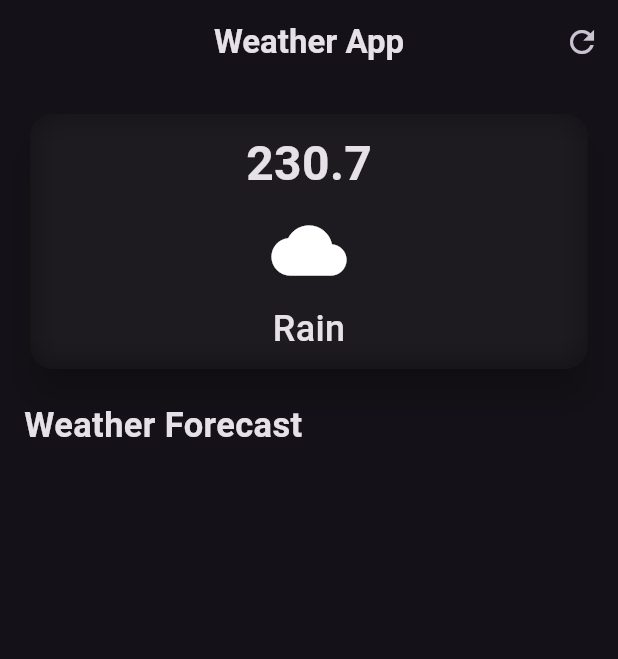
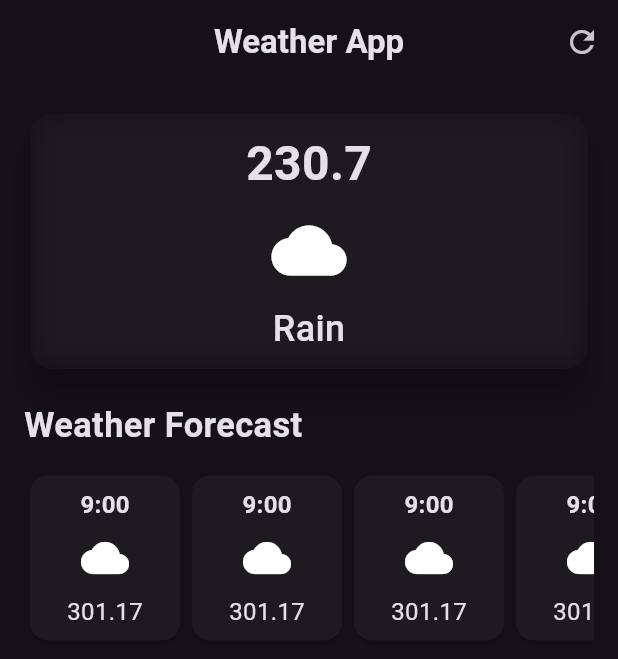
Before and after one commit to SUMANKC7/weather_application, a Flutter app: the screen it shows after launch, on a phone screen of 412 x 824 dp. Shown: the top 659 px of the screen. Run offline on Flutter 3.47's test engine with Material 3 defaults, Android fonts, the phone set to English and light mode, and no system bars.

Commit message:
Weather forecast Ui is made and now additional information is now being made

```diff
--- /dev/null
+++ b/lib/scrollable_weather_forecast.dart
@@ -0,0 +1,41 @@
+import 'package:flutter/material.dart';
+
+class WeatherForecast extends StatelessWidget {
+  const WeatherForecast({super.key});
+
+  @override
+  Widget build(BuildContext context) {
+    return SizedBox(
+
+      child: Card(
+
+
+        child:Container(
+          width: 100,
+          padding: const EdgeInsets.all(8.0),
+          decoration: BoxDecoration(
+            borderRadius: BorderRadius.circular(12),
+          ),
+          child:const  Column(
+            children: [
+              Text("9:00",style: TextStyle(
+                fontSize: 16,
+                fontWeight: FontWeight.bold
+              ),
+              ),
+              SizedBox(height: 8,
+              ),
+              Icon(Icons.cloud,size: 32,),
+               SizedBox(height: 8,
+              ),
+              Text("301.17",style: TextStyle(
+                fontSize: 16,
+                fontWeight: FontWeight.normal),
+                )
+            ],
+          ),
+        ),
+      ),
+    );
+  }
+}
--- a/lib/weather_screen.dart
+++ b/lib/weather_screen.dart
@@ -1,6 +1,7 @@
 // ignore_for_file: public_member_api_docs, sort_constructors_first
 import 'package:flutter/material.dart';
 import 'package:weather_application/main_card.dart';
+import 'package:weather_application/scrollable_weather_forecast.dart';
 
 class WeatherScreen extends StatelessWidget {
   // void Function()? onPressed;
@@ -42,8 +43,23 @@ class WeatherScreen extends StatelessWidget {
                   fontWeight: FontWeight.bold,
                 ),
                 ),
-                SizedBox(height: 17,),
+                SizedBox(height: 13,),
                 //Scrollable Weather forecast
+             SizedBox(
+
+               child: SingleChildScrollView(
+                scrollDirection: Axis.horizontal,
+                 child: Row(
+                  children: [
+                    WeatherForecast(),
+                    WeatherForecast(),
+                   WeatherForecast(),
+                   WeatherForecast(),
+                   WeatherForecast(),
+                   ],
+                 ),
+               ),
+             )
 
             ]
 
```
